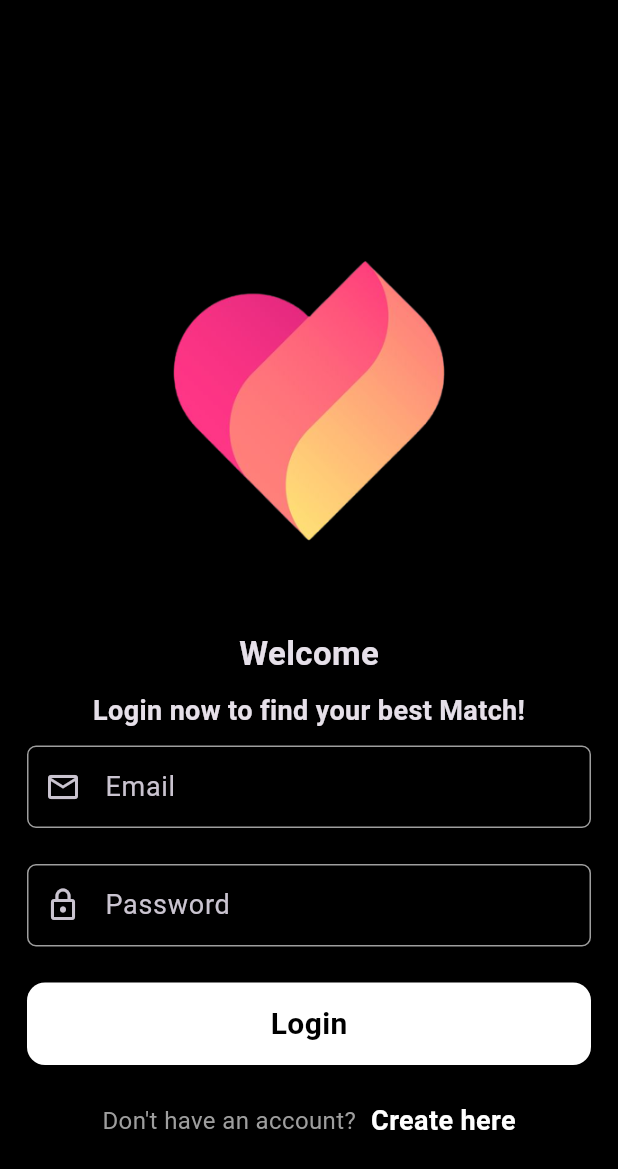
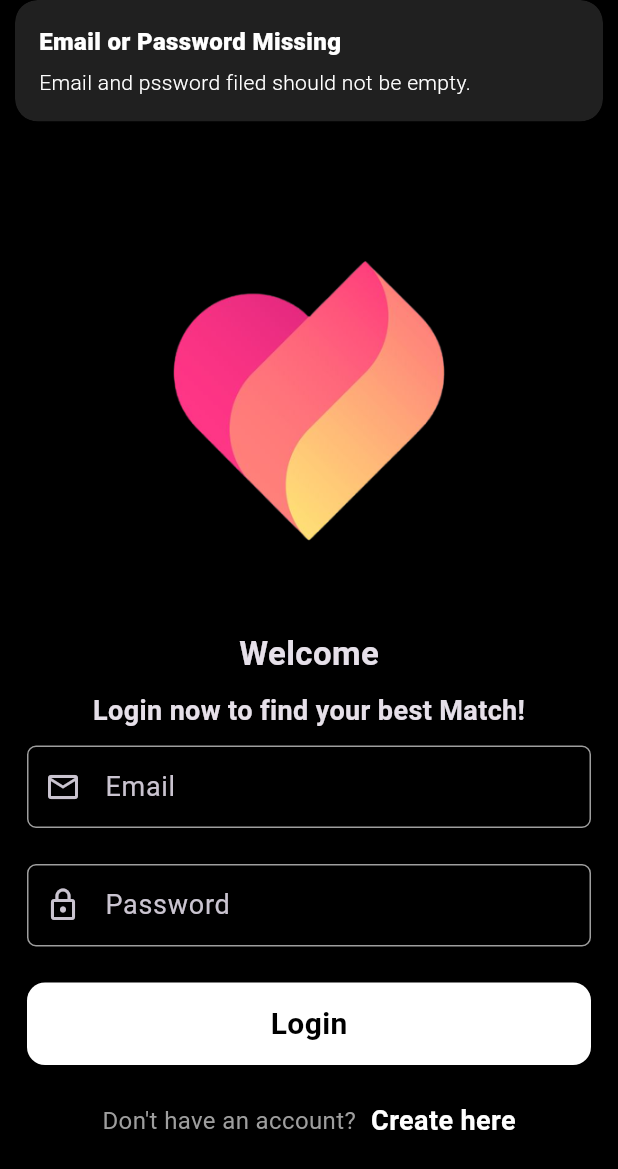
Before and after one commit to beshprakash11/dating_appfv1, a Flutter app: the screen it shows after launch, after a tap on "Login", on a phone screen of 412 x 824 dp. Shown: the top 1169 px of the screen. Run offline on Flutter 3.47's test engine with Material 3 defaults, Android fonts, the phone set to English and light mode, and no system bars; our stand-ins replace cloud_firestore, firebase_auth, firebase_core, firebase_storage, get, image_picker; accounts and stored records are empty.

Commit message:
login form validation added

```diff
--- a/lib/authenticationScreen/login_screen.dart
+++ b/lib/authenticationScreen/login_screen.dart
@@ -94,7 +94,16 @@ class _LoginScreenState extends State<LoginScreen> {
                 ),
               ),
               child: InkWell(
-                onTap: () {},
+                onTap: () {
+                  if (emailTextEditingController.text.trim().isNotEmpty &&
+                      passwordTextEditingController.text.trim().isNotEmpty) {
+                  } else {
+                    Get.snackbar(
+                      "Email or Password Missing",
+                      "Email and pssword filed should not be empty.",
+                    );
+                  }
+                },
                 child: const Center(
                   child: Text(
                     "Login",
```
